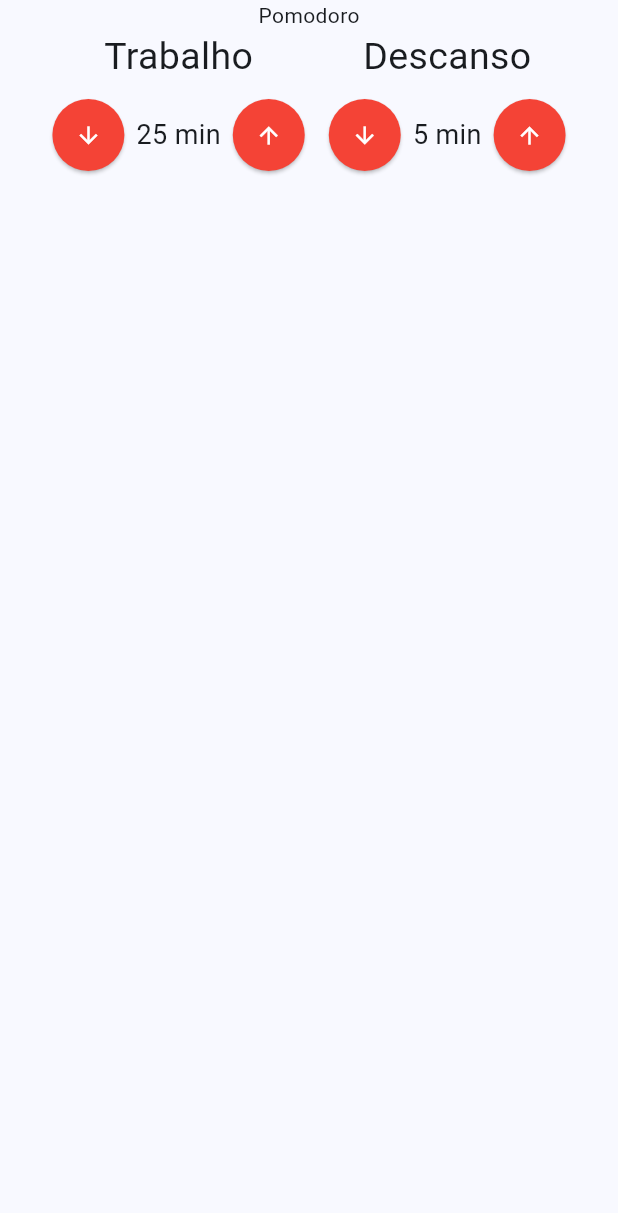
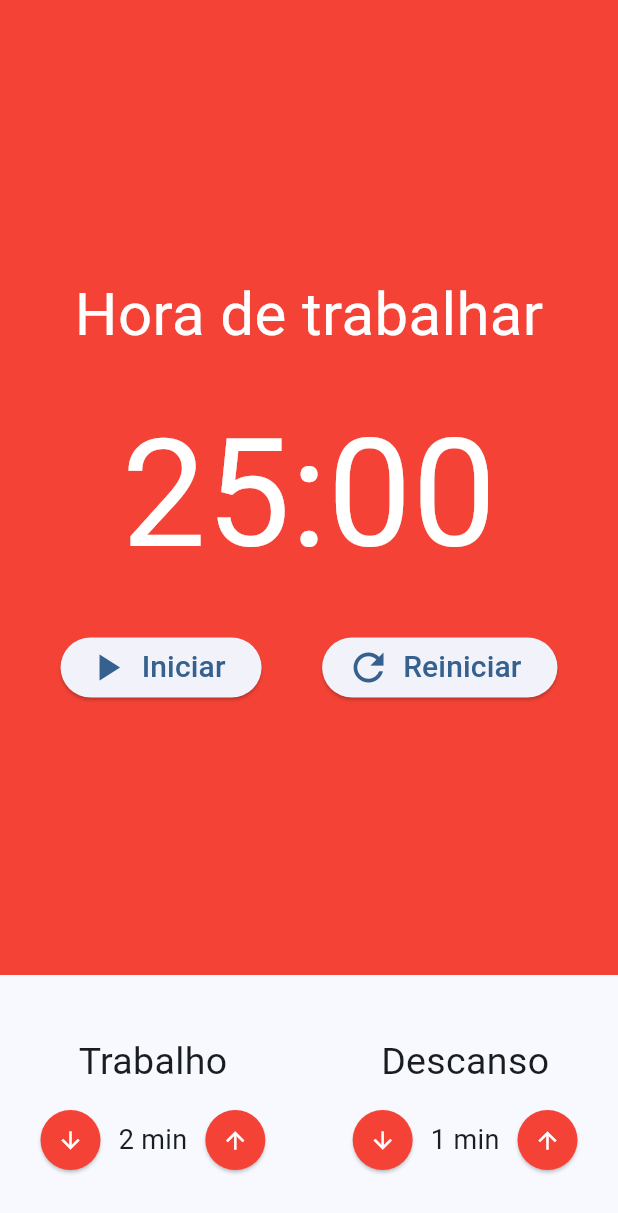
Before and after one commit to Matheus-Doerzbacher/pomodoro, a Flutter app: the screen it shows after launch, on a phone screen of 412 x 824 dp. Shown: the top 1213 px of the screen. Run offline on Flutter 3.47's test engine with Material 3 defaults, Android fonts, the phone set to English and light mode, and no system bars; our stand-ins replace flutter_mobx, mobx; generated files the repository leaves out were written again.

Commit message:
Final da aula 462

```diff
--- a/lib/main.dart
+++ b/lib/main.dart
@@ -1,5 +1,7 @@
 import 'package:flutter/material.dart';
 import 'package:pomodoro/pages/pomodoro_page.dart';
+import 'package:pomodoro/store/pomodoro_store.dart';
+import 'package:provider/provider.dart';
 
 void main() {
   runApp(const MyApp());
@@ -11,7 +13,13 @@ class MyApp extends StatelessWidget {
   // This widget is the root of your application.
   @override
   Widget build(BuildContext context) {
-    return MaterialApp(
+    return MultiProvider(
+      providers: [
+        Provider<PomodoroStore>(
+          create: (_) => PomodoroStore(),
+        ),
+      ],
+      child: MaterialApp(
         title: 'Flutter Demo',
         theme: ThemeData(
           colorScheme: ColorScheme.fromSeed(
@@ -20,6 +28,8 @@ class MyApp extends StatelessWidget {
           useMaterial3: true,
         ),
         home: const PomodoroPage(),
+        debugShowCheckedModeBanner: false,
+      ),
     );
   }
 }
--- a/lib/pages/pomodoro_page.dart
+++ b/lib/pages/pomodoro_page.dart
@@ -1,27 +1,48 @@
 import 'package:flutter/material.dart';
+import 'package:pomodoro/store/pomodoro_store.dart';
+import 'package:pomodoro/widgets/cronometro.dart';
 import 'package:pomodoro/widgets/entrada_tempo.dart';
+import 'package:provider/provider.dart';
+import 'package:flutter_mobx/flutter_mobx.dart';
 
 class PomodoroPage extends StatelessWidget {
   const PomodoroPage({super.key});
 
   @override
   Widget build(BuildContext context) {
-    return const Scaffold(
+    final store = Provider.of<PomodoroStore>(context);
+
+    return Scaffold(
       body: Column(
+        crossAxisAlignment: CrossAxisAlignment.stretch,
         children: [
-          Text("Pomodoro"),
-          Row(
-            mainAxisAlignment: MainAxisAlignment.center,
+          const Expanded(
+            child: Cronometro(),
+          ),
+          Padding(
+            padding: const EdgeInsets.symmetric(vertical: 40),
+            child: Padding(
+              padding: const EdgeInsets.symmetric(horizontal: 15),
+              child: Observer(
+                builder: (_) => Row(
+                  mainAxisAlignment: MainAxisAlignment.spaceBetween,
                   children: [
                     EntradaTempo(
                       titulo: "Trabalho",
-                valor: 25,
+                      valor: store.tempoTrabalho,
+                      incrementar: store.incrementarTempoTrabalho,
+                      decrementar: store.decremenarTempoTrabalho,
                     ),
                     EntradaTempo(
                       titulo: "Descanso",
-                valor: 5,
+                      valor: store.tempoDescanso,
+                      incrementar: store.incrementarTempoDescanso,
+                      decrementar: store.decremenarTempoDescanso,
                     ),
                   ],
+                ),
+              ),
+            ),
           )
         ],
       ),
--- /dev/null
+++ b/lib/store/pomodoro_store.dart
@@ -0,0 +1,25 @@
+import 'package:mobx/mobx.dart';
+
+part 'pomodoro_store.g.dart';
+
+class PomodoroStore = _PomodoroStore with _$PomodoroStore;
+
+abstract class _PomodoroStore with Store {
+  @observable
+  int tempoTrabalho = 2;
+
+  @observable
+  int tempoDescanso = 1;
+
+  @action
+  void incrementarTempoTrabalho() => tempoTrabalho++;
+
+  @action
+  void decremenarTempoTrabalho() => tempoTrabalho--;
+
+  @action
+  void incrementarTempoDescanso() => tempoDescanso++;
+
+  @action
+  void decremenarTempoDescanso() => tempoDescanso--;
+}
--- /dev/null
+++ b/lib/widgets/cronometro.dart
@@ -0,0 +1,53 @@
+import 'package:flutter/material.dart';
+import 'package:pomodoro/widgets/cronometro_botao.dart';
+
+class Cronometro extends StatelessWidget {
+  const Cronometro({super.key});
+
+  @override
+  Widget build(BuildContext context) {
+    return Container(
+      color: Colors.red,
+      child: const Column(
+        mainAxisAlignment: MainAxisAlignment.center,
+        children: [
+          Text(
+            "Hora de trabalhar",
+            style: TextStyle(
+              fontSize: 40,
+              color: Colors.white,
+            ),
+          ),
+          SizedBox(height: 20),
+          Text(
+            "25:00",
+            style: TextStyle(
+              fontSize: 100,
+              color: Colors.white,
+            ),
+          ),
+          SizedBox(height: 20),
+          Row(
+            mainAxisAlignment: MainAxisAlignment.spaceEvenly,
+            children: [
+              CronometroBotao(
+                texto: "Iniciar",
+                icone: Icons.play_arrow,
+              ),
+              /*
+              CronometroBotao(
+                texto: "Parar",
+                icone: Icons.stop,
+              ),
+              */
+              CronometroBotao(
+                texto: "Reiniciar",
+                icone: Icons.refresh,
+              ),
+            ],
+          )
+        ],
+      ),
+    );
+  }
+}
--- /dev/null
+++ b/lib/widgets/cronometro_botao.dart
@@ -0,0 +1,27 @@
+import 'package:flutter/material.dart';
+
+class CronometroBotao extends StatelessWidget {
+  final String texto;
+  final IconData icone;
+
+  const CronometroBotao({
+    super.key,
+    required this.texto,
+    required this.icone,
+  });
+
+  @override
+  Widget build(BuildContext context) {
+    return ElevatedButton.icon(
+      onPressed: () {},
+      icon: Icon(
+        icone,
+        size: 30,
+      ),
+      label: Text(
+        texto,
+        style: const TextStyle(fontSize: 20),
+      ),
+    );
+  }
+}
--- a/lib/widgets/entrada_tempo.dart
+++ b/lib/widgets/entrada_tempo.dart
@@ -3,11 +3,15 @@ import 'package:flutter/material.dart';
 class EntradaTempo extends StatelessWidget {
   final String titulo;
   final int valor;
+  final void Function() incrementar;
+  final void Function() decrementar;
 
   const EntradaTempo({
     super.key,
     required this.titulo,
     required this.valor,
+    required this.incrementar,
+    required this.decrementar,
   });
 
   @override
@@ -24,11 +28,11 @@ class EntradaTempo extends StatelessWidget {
           mainAxisAlignment: MainAxisAlignment.center,
           children: [
             ElevatedButton(
-              onPressed: () {},
+              onPressed: decrementar,
               style: ElevatedButton.styleFrom(
                 shape: const CircleBorder(),
                 backgroundColor: Colors.red,
-                padding: const EdgeInsets.all(15),
+                padding: const EdgeInsets.all(10),
               ),
               child: const Icon(
                 Icons.arrow_downward,
@@ -40,11 +44,11 @@ class EntradaTempo extends StatelessWidget {
               style: const TextStyle(fontSize: 18),
             ),
             ElevatedButton(
-              onPressed: () {},
+              onPressed: incrementar,
               style: ElevatedButton.styleFrom(
                 shape: const CircleBorder(),
                 backgroundColor: Colors.red,
-                padding: const EdgeInsets.all(15),
+                padding: const EdgeInsets.all(10),
               ),
               child: const Icon(
                 Icons.arrow_upward,
```
Also changed, not shown: lib/store/contador_store.g.dart, lib/store/pomodoro_store.g.dart (added). Lines whose indentation alone changed are shown as unchanged.
